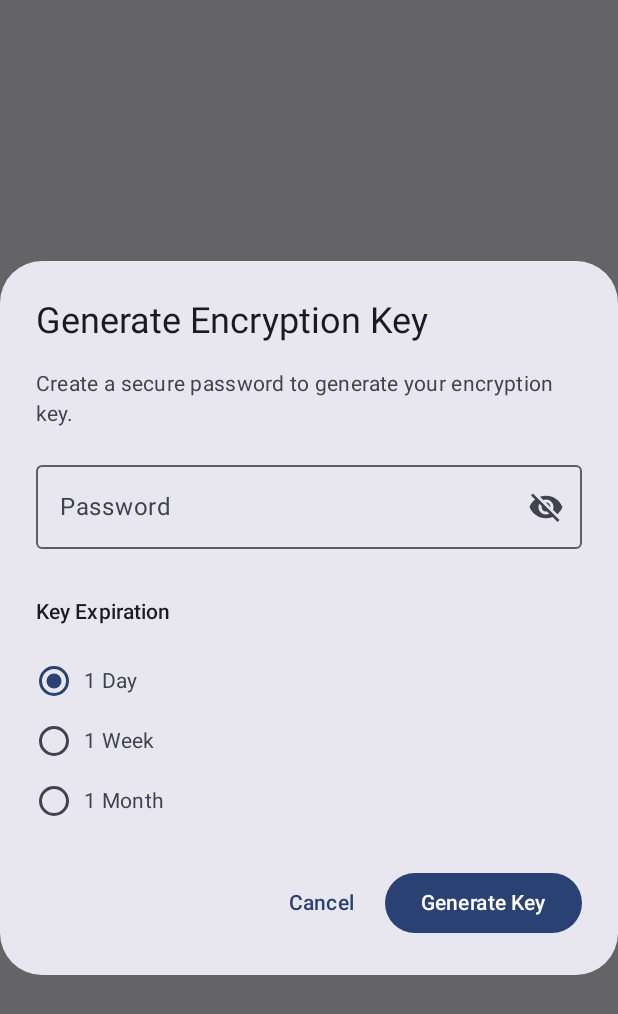
After one commit to idos-network/idos-sdk-kotlin, an Android app built with Jetpack Compose: the composable KeyGenerationDialog shown on its own in the app's theme, on a phone screen of 412 x 824 dp. The commit adds this screen. Shown: the top 1014 px of the screen. Run offline under Robolectric (Android 15) with nearby library versions, the phone set to English and light mode, and no system bars; our stand-ins replace Timber.

Commit message:
ui flow for enclave dialog

```diff
--- /dev/null
+++ b/androidApp/src/main/java/org/idos/app/ui/screens/base/EnclaveState.kt
@@ -0,0 +1,53 @@
+package org.idos.app.ui.screens.base
+
+import org.idos.enclave.Enclave
+import kotlin.time.Duration
+import kotlin.time.Duration.Companion.days
+import kotlin.time.Duration.Companion.seconds
+
+sealed class EnclaveUiState {
+    data object Loading : EnclaveUiState()
+
+    data class Available(
+        val enclave: Enclave,
+    ) : EnclaveUiState()
+
+    data object RequiresKey : EnclaveUiState()
+
+    data object Generating : EnclaveUiState()
+
+    data class KeyGenerationError(
+        val message: String,
+    ) : EnclaveUiState()
+
+    data class Error(
+        val message: String,
+        val canRetry: Boolean = true,
+    ) : EnclaveUiState()
+}
+
+sealed class EnclaveEvent {
+    data class GenerateKey(
+        val password: String,
+        val expiration: Duration,
+    ) : EnclaveEvent()
+
+    data object Retry : EnclaveEvent()
+
+    data object Dismiss : EnclaveEvent()
+}
+
+data class KeyGenerationOptions(
+    val label: String,
+    val duration: Duration,
+) {
+    companion object {
+        val DEFAULT_OPTIONS =
+            listOf(
+                KeyGenerationOptions("1 Day", 10.seconds),
+//            KeyGenerationOptions("1 Day", 1.days),
+                KeyGenerationOptions("1 Week", 7.days),
+                KeyGenerationOptions("1 Month", 30.days),
+            )
+    }
+}
--- /dev/null
+++ b/androidApp/src/main/java/org/idos/app/ui/screens/base/KeyGenerationDialog.kt
@@ -0,0 +1,158 @@
+package org.idos.app.ui.screens.base
+
+import androidx.compose.foundation.layout.*
+import androidx.compose.foundation.selection.selectable
+import androidx.compose.foundation.text.KeyboardOptions
+import androidx.compose.material.icons.Icons
+import androidx.compose.material.icons.filled.Visibility
+import androidx.compose.material.icons.filled.VisibilityOff
+import androidx.compose.material3.*
+import androidx.compose.runtime.*
+import androidx.compose.ui.Alignment
+import androidx.compose.ui.Modifier
+import androidx.compose.ui.semantics.Role
+import androidx.compose.ui.text.input.KeyboardType
+import androidx.compose.ui.text.input.PasswordVisualTransformation
+import androidx.compose.ui.text.input.VisualTransformation
+import androidx.compose.ui.unit.dp
+import kotlin.time.Duration
+
+@OptIn(ExperimentalMaterial3Api::class)
+@Composable
+fun KeyGenerationDialog(
+    onGenerateKey: (password: String, expiration: Duration) -> Unit,
+    onDismiss: () -> Unit,
+    isGenerating: Boolean = false,
+    error: String? = null,
+    modifier: Modifier = Modifier,
+) {
+    var password by remember { mutableStateOf("") }
+    var selectedExpiration by remember { mutableStateOf(KeyGenerationOptions.DEFAULT_OPTIONS.first()) }
+    var passwordVisible by remember { mutableStateOf(false) }
+
+//    val isPasswordValid = password.length >= 8
+    val isPasswordValid = true
+    val canGenerate = isPasswordValid && !isGenerating
+
+    AlertDialog(
+        onDismissRequest = { if (!isGenerating) onDismiss() },
+        modifier = modifier,
+        title = {
+            Text("Generate Encryption Key")
+        },
+        text = {
+            Column(
+                verticalArrangement = Arrangement.spacedBy(MaterialTheme.spacing.medium),
+            ) {
+                Text(
+                    text = "Create a secure password to generate your encryption key.",
+                    style = MaterialTheme.typography.bodyMedium,
+                    color = MaterialTheme.colorScheme.onSurfaceVariant,
+                )
+
+                // Password field
+                OutlinedTextField(
+                    value = password,
+                    onValueChange = { password = it },
+                    label = { Text("Password") },
+                    visualTransformation = if (passwordVisible) VisualTransformation.None else PasswordVisualTransformation(),
+                    keyboardOptions = KeyboardOptions(keyboardType = KeyboardType.Password),
+                    trailingIcon = {
+                        IconButton(onClick = { passwordVisible = !passwordVisible }) {
+                            Icon(
+                                imageVector = if (passwordVisible) Icons.Default.Visibility else Icons.Default.VisibilityOff,
+                                contentDescription = if (passwordVisible) "Hide password" else "Show password",
+                            )
+                        }
+                    },
+                    isError = password.isNotEmpty() && !isPasswordValid,
+                    supportingText = {
+                        if (password.isNotEmpty() && !isPasswordValid) {
+                            Text(
+                                text = "Password must be at least 8 characters",
+                                color = MaterialTheme.colorScheme.error,
+                            )
+                        }
+                    },
+                    enabled = !isGenerating,
+                    modifier = Modifier.fillMaxWidth(),
+                )
+
+                // Expiration selection
+                Text(
+                    text = "Key Expiration",
+                    style = MaterialTheme.typography.titleSmall,
+                    color = MaterialTheme.colorScheme.onSurface,
+                )
+
+                Column {
+                    KeyGenerationOptions.DEFAULT_OPTIONS.forEach { option ->
+                        Row(
+                            modifier =
+                                Modifier
+                                    .fillMaxWidth()
+                                    .selectable(
+                                        selected = selectedExpiration == option,
+                                        onClick = { selectedExpiration = option },
+                                        role = Role.RadioButton,
+                                    ).padding(vertical = 8.dp),
+                            verticalAlignment = Alignment.CenterVertically,
+                        ) {
+                            RadioButton(
+                                selected = selectedExpiration == option,
+                                onClick = null, // handled by selectable
+                                enabled = !isGenerating,
+                            )
+                            Spacer(modifier = Modifier.width(8.dp))
+                            Text(
+                                text = option.label,
+                                style = MaterialTheme.typography.bodyMedium,
+                            )
+                        }
+                    }
+                }
+
+                // Error message
+                if (error != null) {
+                    Card(
+                        modifier = Modifier.fillMaxWidth(),
+                        colors =
+                            CardDefaults.cardColors(
+                                containerColor = MaterialTheme.colorScheme.errorContainer,
+                            ),
+                    ) {
+                        Text(
+                            text = error,
+                            style = MaterialTheme.typography.bodyMedium,
+                            color = MaterialTheme.colorScheme.onErrorContainer,
+                            modifier = Modifier.padding(MaterialTheme.spacing.medium),
+                        )
+                    }
+                }
+            }
+        },
+        confirmButton = {
+            Button(
+                onClick = { onGenerateKey(password, selectedExpiration.duration) },
+                enabled = canGenerate,
+            ) {
+                if (isGenerating) {
+                    CircularProgressIndicator(
+                        modifier = Modifier.size(16.dp),
+                        strokeWidth = 2.dp,
+                    )
+                    Spacer(modifier = Modifier.width(8.dp))
+                }
+                Text("Generate Key")
+            }
+        },
+        dismissButton = {
+            TextButton(
+                onClick = onDismiss,
+                enabled = !isGenerating,
+            ) {
+                Text("Cancel")
+            }
+        },
+    )
+}
--- a/shared/src/androidMain/kotlin/enclave/MetadataStorage.android.kt
+++ b/shared/src/androidMain/kotlin/enclave/MetadataStorage.android.kt
@@ -37,6 +37,10 @@ class AndroidMetadataStorage(
         }
     }
 
+    override suspend fun delete() {
+        prefs.edit().remove(KEY_METADATA).apply()
+    }
+
     companion object {
         private const val KEY_METADATA = "key_metadata"
     }
--- a/shared/src/commonMain/kotlin/enclave/MetadataStorage.kt
+++ b/shared/src/commonMain/kotlin/enclave/MetadataStorage.kt
@@ -4,4 +4,6 @@ interface MetadataStorage {
     suspend fun store(meta: KeyMetadata)
 
     suspend fun get(): KeyMetadata?
+
+    suspend fun delete()
 }
```
Also changed, not shown: androidApp/src/main/java/org/idos/app/ui/screens/base/BaseEnclaveViewModel.kt (added, +121 -0 lines), androidApp/src/main/java/org/idos/app/ui/screens/credentials/CredentialDetailScreen.kt (+93 -11 lines), androidApp/src/main/java/org/idos/app/ui/screens/credentials/CredentialDetailViewModel.kt (+22 -22 lines), shared/src/commonMain/kotlin/enclave/Enclave.kt (+22 -5 lines).
